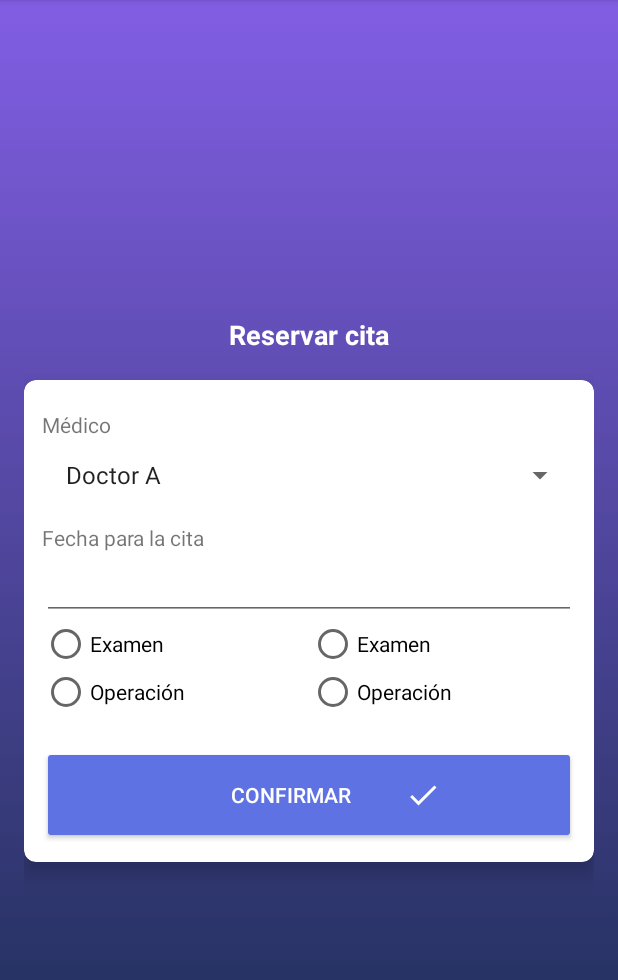
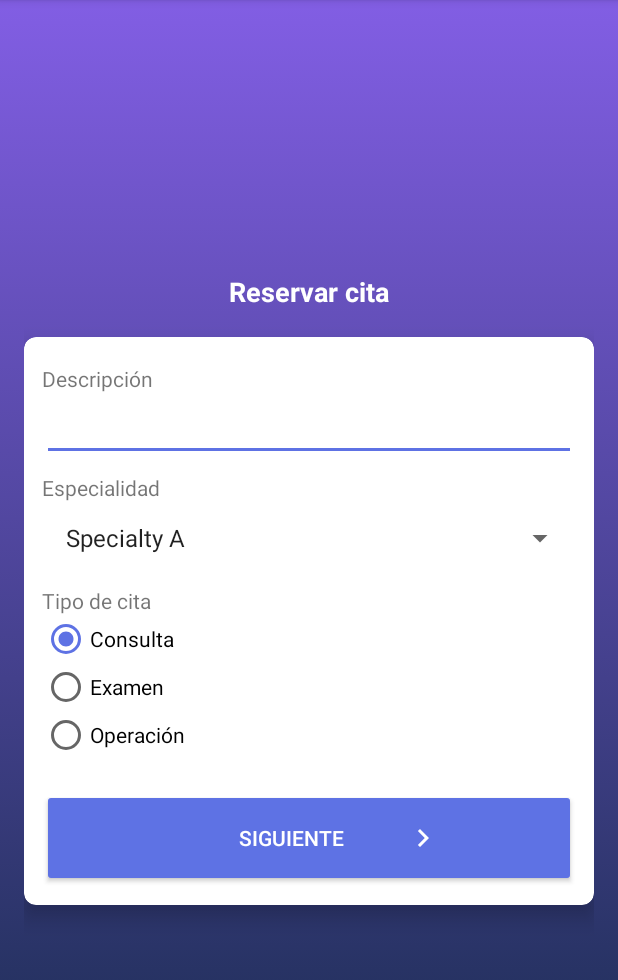
Before and after one commit to infornav/MyAppointments, an Android app: the CreateAppointmentActivity screen opened directly, with no data from a screen before it, on a phone screen of 412 x 824 dp, the part 84-1064 px from its top. Run offline under Robolectric (Android 15) with nearby library versions, the phone set to English and light mode, and no system bars.

Commit message:
Bacl to step 1 and validate description

```diff
--- a/app/src/main/res/layout/activity_create_appointment.xml
+++ b/app/src/main/res/layout/activity_create_appointment.xml
@@ -22,7 +22,6 @@
 
     <androidx.cardview.widget.CardView
         android:id="@+id/cvStep1"
-        android:visibility="gone"
         android:background="@color/white"
         android:layout_width="match_parent"
         android:layout_height="wrap_content"
@@ -42,6 +41,7 @@
                 android:layout_marginTop="6dp"/>
 
             <EditText
+                android:id="@+id/etDescription"
                 android:layout_width="match_parent"
                 android:layout_height="wrap_content" />
 
@@ -71,7 +71,8 @@
                 <RadioButton
                     android:layout_width="wrap_content"
                     android:layout_height="wrap_content"
-                    android:text="@string/type1" />
+                    android:text="@string/type1"
+                    android:checked="true"/>
 
                 <RadioButton
                     android:layout_width="wrap_content"
@@ -94,6 +95,7 @@
     </androidx.cardview.widget.CardView>
     <androidx.cardview.widget.CardView
         android:id="@+id/cvStep2"
+        android:visibility="gone"
         android:background="@color/white"
         android:layout_width="match_parent"
         android:layout_height="wrap_content"
--- a/app/src/main/res/layout/activity_main.xml
+++ b/app/src/main/res/layout/activity_main.xml
@@ -1,5 +1,6 @@
 <?xml version="1.0" encoding="utf-8"?>
-<LinearLayout xmlns:android="http://schemas.android.com/apk/res/android"
+<LinearLayout
+    xmlns:android="http://schemas.android.com/apk/res/android"
     xmlns:app="http://schemas.android.com/apk/res-auto"
     xmlns:tools="http://schemas.android.com/tools"
     android:layout_width="match_parent"
--- a/app/src/main/res/values/strings.xml
+++ b/app/src/main/res/values/strings.xml
@@ -33,4 +33,9 @@
     <string name="item_appointment_time">A las %1$s"</string>
     <string name="mis_citas_m_dicas">Mis citas médicas</string>
     <string name="press_back_again">Presiones una vez más para salir</string>
+    <string name="dialog_create_appointment_exit_title">¿Estás seguro que deseas salir?</string>
+    <string name="dialog_create_appoitnment_exit_message">Si abandonas el registro, los datos que habías ingresado se perderan</string>
+    <string name="dialog_create_appoitnment_exit_positive_btn">Si, salir</string>
+    <string name="dialog_create_appoitnment_exit_negative_btn">Continuar registro</string>
+    <string name="validate_appointment_description">La descripción es demasiado corta</string>
 </resources>
```
Also changed, not shown: app/src/main/java/com/sisternav/myappointments/CreateAppointmentActivity.kt (+27 -2 lines).
